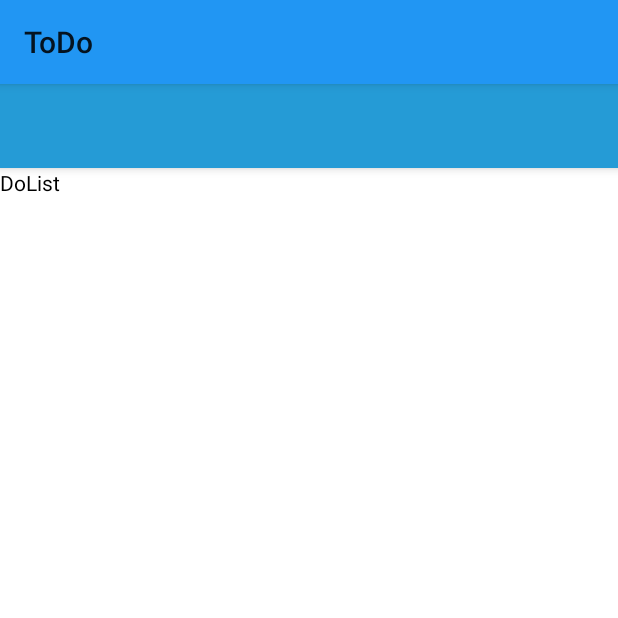
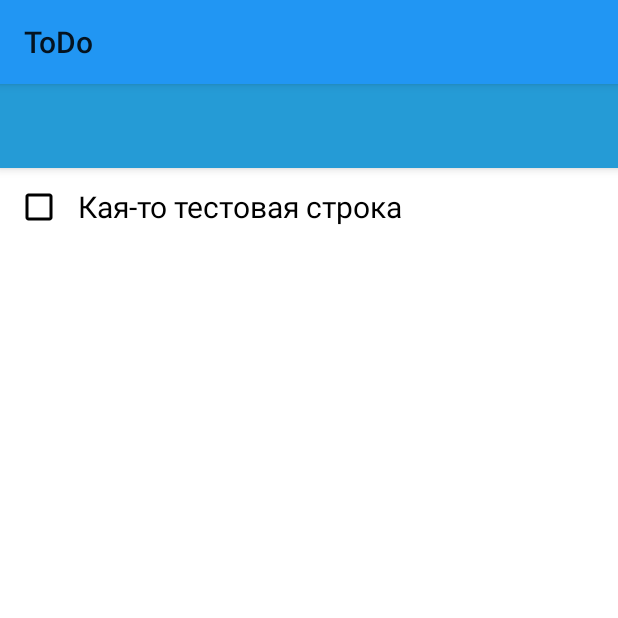
Before and after one commit to SidorkinAlex/to_do_android, an Android app: the screen it shows after launch (MainActivity), on a phone screen of 412 x 824 dp, the top half of it. Run offline under Robolectric (Android 15) with nearby library versions, the phone set to English and light mode, and no system bars; libraries missing offline, so code that uses them is left out: com.mikepenz.materialdrawer; 3 statements that could not run were skipped.

Commit message:
updated main fragment

```diff
--- a/app/src/main/res/layout/fragment_do_list.xml
+++ b/app/src/main/res/layout/fragment_do_list.xml
@@ -1,15 +1,35 @@
 <?xml version="1.0" encoding="utf-8"?>
-<FrameLayout xmlns:android="http://schemas.android.com/apk/res/android"
+<androidx.constraintlayout.widget.ConstraintLayout xmlns:android="http://schemas.android.com/apk/res/android"
     xmlns:tools="http://schemas.android.com/tools"
     android:layout_width="match_parent"
     android:layout_height="match_parent"
-    tools:context=".DoListFragment">
+    xmlns:app="http://schemas.android.com/apk/res-auto">
 
-    <!-- TODO: Update blank fragment layout -->
-    <TextView
+    <androidx.constraintlayout.widget.ConstraintLayout
         android:layout_width="match_parent"
-        android:layout_height="match_parent"
-        android:text="DoList"
-        android:textColor="@color/black"/>
+        android:layout_height="wrap_content"
+        android:padding="10dp"
+        app:layout_constraintEnd_toEndOf="parent"
+        app:layout_constraintStart_toStartOf="parent"
+        app:layout_constraintTop_toTopOf="parent">
 
-</FrameLayout>
+        <com.google.android.material.checkbox.MaterialCheckBox
+            android:id="@+id/checkbox"
+            style="@style/MainCheckBox"
+            android:layout_width="wrap_content"
+            android:layout_height="wrap_content"
+            app:layout_constraintStart_toStartOf="parent"
+            app:layout_constraintTop_toTopOf="parent" />
+
+        <com.google.android.material.textview.MaterialTextView
+            android:layout_width="wrap_content"
+            android:layout_height="wrap_content"
+            style="@style/TodoTextViewMain"
+            android:text="Кая-то тестовая строка"
+            android:textColor="@color/black"
+            app:layout_constraintStart_toEndOf="@+id/checkbox"
+            app:layout_constraintTop_toTopOf="parent" />
+    </androidx.constraintlayout.widget.ConstraintLayout>
+
+
+</androidx.constraintlayout.widget.ConstraintLayout>
--- a/app/src/main/res/values/themes.xml
+++ b/app/src/main/res/values/themes.xml
@@ -32,4 +32,16 @@
         <item name="material_drawer_header_selection_subtext">@color/material_drawer_dark_header_selection_subtext</item>
         <item name="material_drawer_legacy_style">false</item> <!-- Enables legacy Material 1 style -->
     </style>
+    <style name="MainCheckBox" parent="MaterialDrawerTheme.Light">
+        <item name="buttonTint">@color/black</item>
+        <item name="colorControlNormal">@color/black</item>   <!-- normal border color change as you wish -->
+        <item name="colorControlActivated">@color/material_drawer_hint_text</item> <!-- activated color change as you wish -->
+        <item name="android:textColor">@color/colorPrimary</item> <!-- checkbox text color -->
+        <item name="android:textSize">20dp</item>
+    </style>
+    <style name="TodoTextViewMain" parent="MaterialDrawerTheme.Light">
+        <item name="android:textSize">20dp</item>
+        <item name="android:layout_marginTop">2dp</item>
+        <item name="android:layout_marginStart">10dp</item>
+    </style>
 </resources>
```
